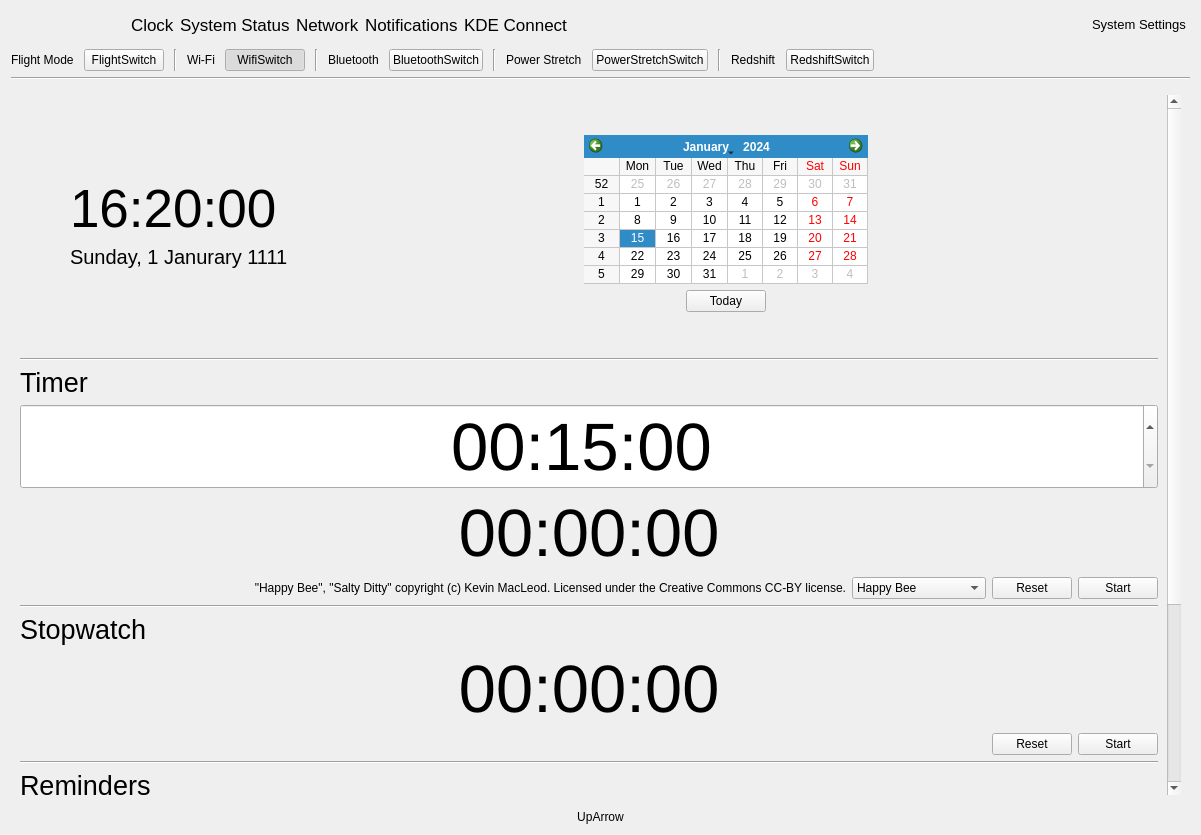
Above: shell/infopanedropdown.ui from vicr123/theshell before the change. Below: the same form after it.
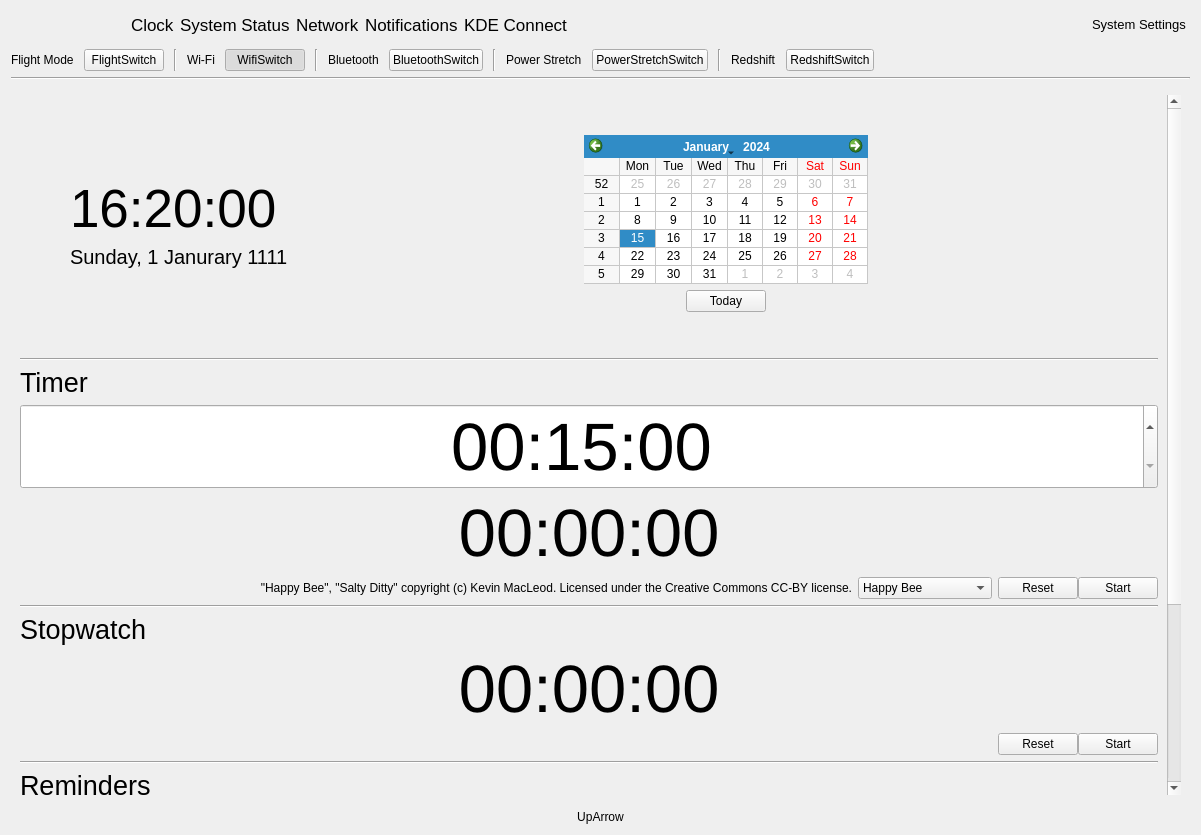
That is the form after the change. The open tabs and pages were chosen to show the change. Icons and pictures are not drawn. Custom widgets are drawn as their Qt base class.

The edit to the form file:
```diff
--- a/shell/infopanedropdown.ui
+++ b/shell/infopanedropdown.ui
@@ -375,9 +375,9 @@
           <property name="geometry">
            <rect>
             <x>0</x>
-            <y>0</y>
-            <width>616</width>
-            <height>1062</height>
+            <y>-344</y>
+            <width>1151</width>
+            <height>1038</height>
            </rect>
           </property>
           <layout class="QVBoxLayout" name="verticalLayout_26">
@@ -708,6 +708,11 @@
                 </widget>
                </item>
                <item>
+                <layout class="QHBoxLayout" name="horizontalLayout_52">
+                 <property name="spacing">
+                  <number>0</number>
+                 </property>
+                 <item>
                 <widget class="QPushButton" name="pushButton_3">
                  <property name="text">
                   <string>Reset</string>
@@ -728,6 +733,8 @@
                    <normaloff>.</normaloff>.</iconset>
                  </property>
                 </widget>
+                 </item>
+                </layout>
                </item>
               </layout>
              </item>
@@ -771,6 +778,9 @@
              </item>
              <item>
               <layout class="QHBoxLayout" name="horizontalLayout_29">
+               <property name="spacing">
+                <number>0</number>
+               </property>
                <item>
                 <spacer name="horizontalSpacer_18">
                  <property name="orientation">
```
Left out of the diff: 10 changed lines with no effect on the pictures. Lines whose indentation alone changed are shown as unchanged.
